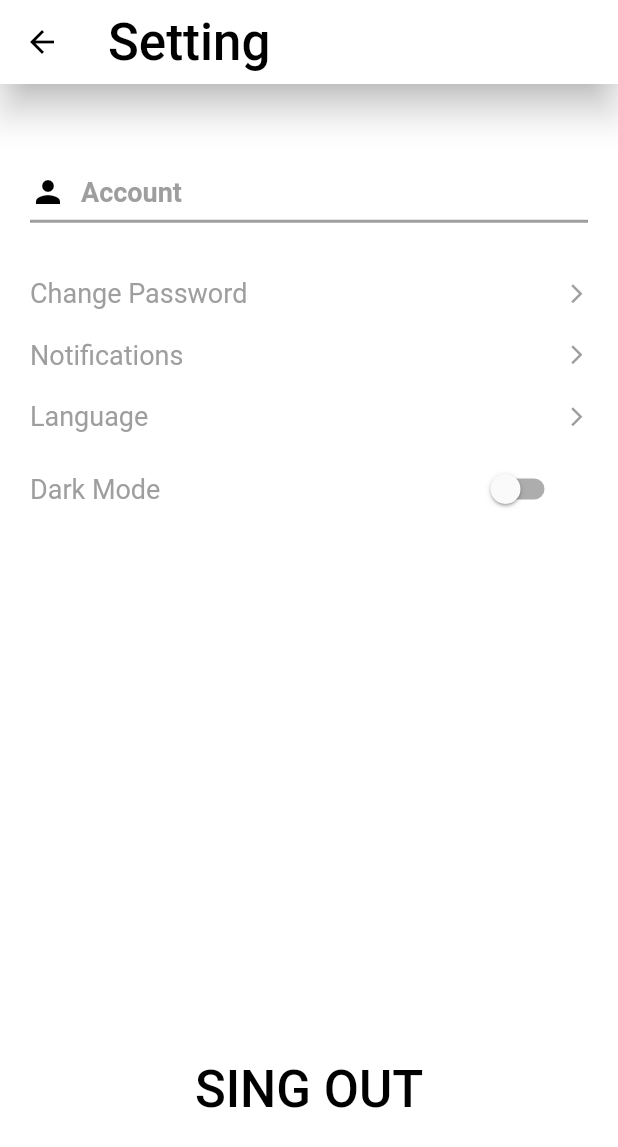
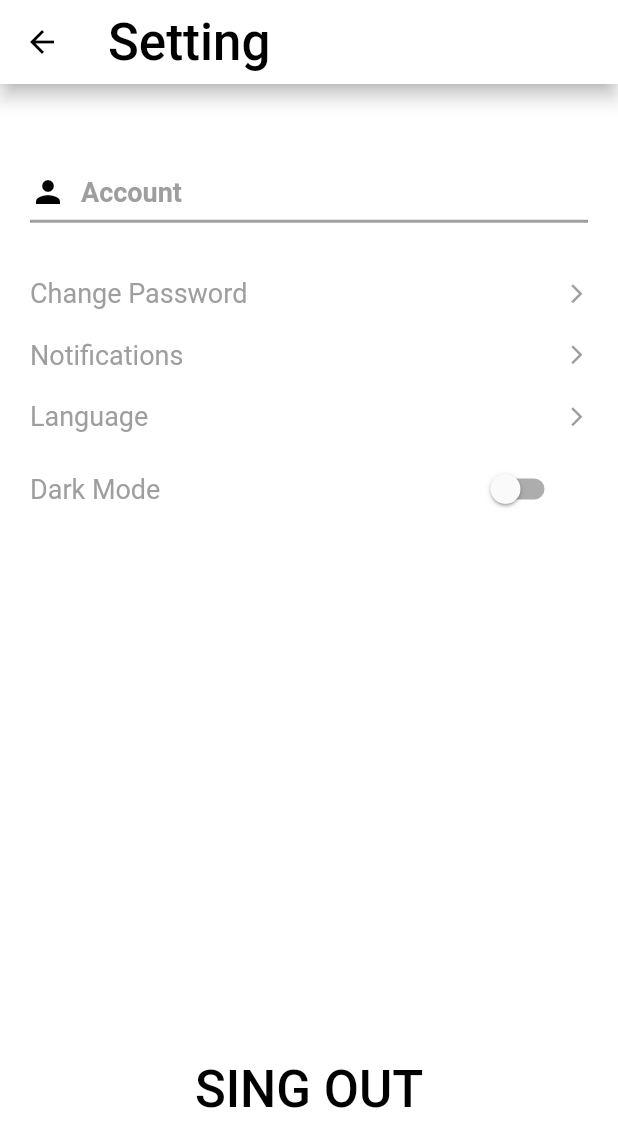
Before and after one commit to h0996g/flutter_projet, a Flutter app: the Setting screen opened directly, on a phone screen of 412 x 824 dp. Shown: the top 1147 px of the screen. Run offline on Flutter 3.47's test engine with Material 2 defaults, Android fonts, the phone set to English and light mode, and no system bars; our stand-ins replace bloc, conditional_builder_null_safety, dio, flutter_bloc, flutter_hex_color, flutter_neumorphic and 3 more; accounts and stored records are empty.

Commit message:
bdlt elevation

```diff
--- a/lib/home/home.dart
+++ b/lib/home/home.dart
@@ -8,6 +8,7 @@ class Home extends StatelessWidget {
   const Home({Key? key}) : super(key: key);
 
   @override
+  // commmmmmm
   Widget build(BuildContext context) {
     CupitHome obj = BlocProvider.of(context);
     return BlocConsumer<CupitHome, ShopeHomeStates>(
--- a/lib/home/setting.dart
+++ b/lib/home/setting.dart
@@ -16,7 +16,7 @@ class Setting extends StatelessWidget {
       builder: (BuildContext context, state) {
         return Scaffold(
           appBar: AppBar(
-            elevation: 10,
+            elevation: 5,
             title: Text(
               'Setting',
               style: Theme.of(context).textTheme.headline4,
```
